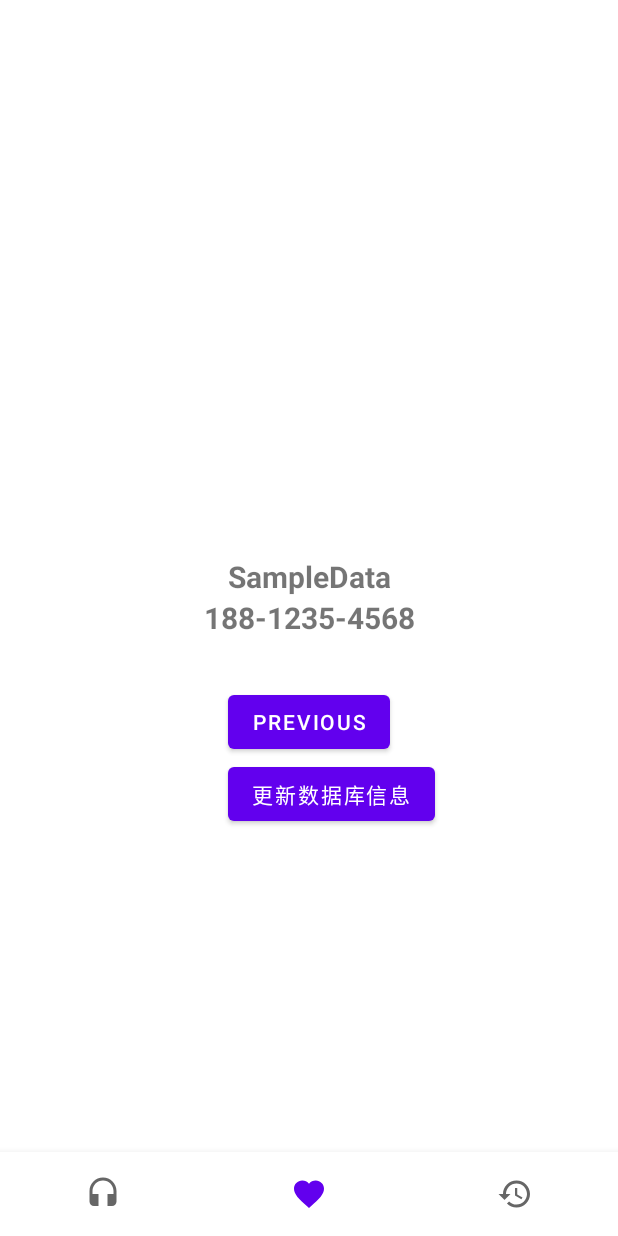
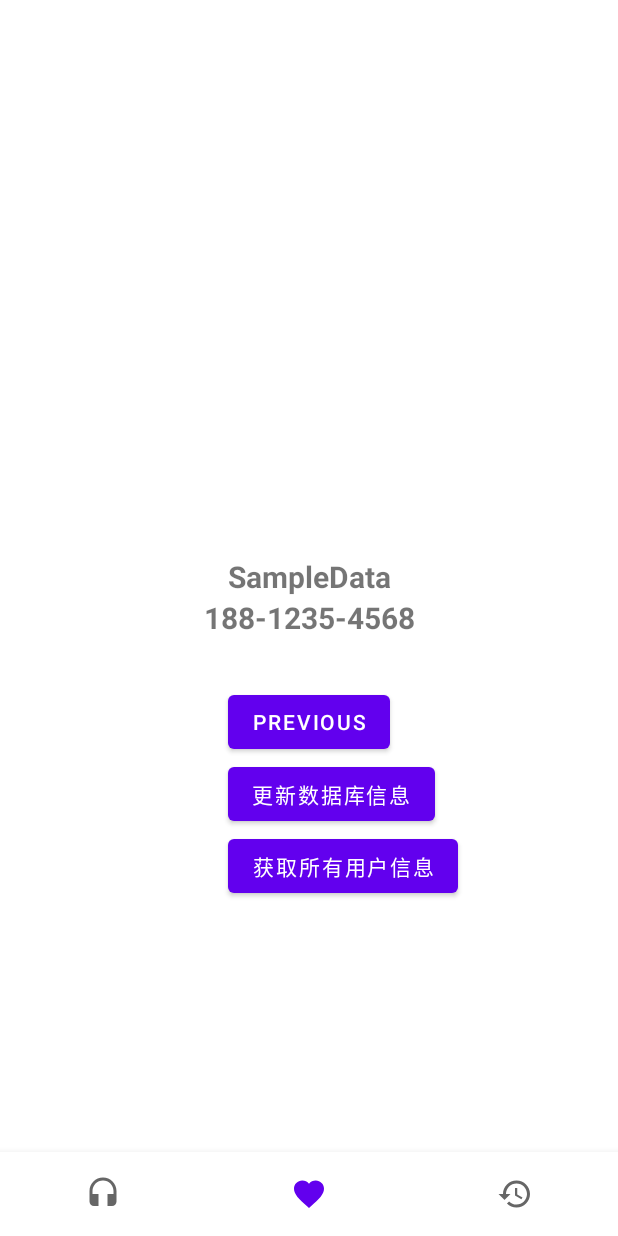
Before and after one commit to journe/AndroidTemplate, an Android app: the screen it shows after launch (MainActivity), item 2 of the bottom bar chosen, on a phone screen of 412 x 824 dp. Run offline under Robolectric (Android 15) with nearby library versions, the phone set to English and light mode, and no system bars; our stand-ins replace Dagger/Hilt's generated code, Room's generated code, navigation-ui; libraries missing offline, so code that uses them is left out: com.blankj.utilcode, com.lxj.xpopup; pictures from the network do not load; 6 statements that could not run were skipped.

```diff
--- a/app/src/main/java/tech/jour/template/common/model/db/AccountBean.kt
+++ b/app/src/main/java/tech/jour/template/common/model/db/AccountBean.kt
@@ -5,8 +5,10 @@ import androidx.room.PrimaryKey
 
 @Entity
 data class AccountBean(
-	@PrimaryKey
-	val id: Int = 0,
-	val nickname: String? = null,
+	@PrimaryKey(autoGenerate = true)
+	var id: Int,
+	var nickname: String? = null,
 	var phone: String? = null,
-)
+) {
+	constructor(name: String, pass: String) : this(0, name, pass)
+}
--- a/app/src/main/java/tech/jour/template/common/room/AppDatabase.kt
+++ b/app/src/main/java/tech/jour/template/common/room/AppDatabase.kt
@@ -16,7 +16,7 @@ import tech.jour.template.common.room.dao.AccountDao
  */
 @Database(
 	entities = [AccountBean::class],
-	version = 1,
+	version = 3,
 	exportSchema = false
 )
 @TypeConverters(Converters::class)
@@ -49,7 +49,7 @@ abstract class AppDatabase : RoomDatabase() {
 							getInstance(context).accountDao()
 								.insert(
 									AccountBean(
-										id = 0,
+										id = 1,
 										nickname = "SampleData",
 										phone = "188-1235-4568"
 									)
--- a/app/src/main/java/tech/jour/template/common/room/dao/AccountDao.kt
+++ b/app/src/main/java/tech/jour/template/common/room/dao/AccountDao.kt
@@ -16,5 +16,11 @@ interface AccountDao {
 	fun getUserByIdFlow(id: Int): Flow<AccountBean?>
 
 	@Insert(onConflict = OnConflictStrategy.REPLACE)
-	fun insert(obj: AccountBean)
+	fun insert(obj: AccountBean): Long
+
+	@Query("SELECT * FROM AccountBean WHERE rowid = :rowId")
+	fun getUserByRowId(rowId: Long): AccountBean?
+
+	@Query("SELECT * FROM AccountBean")
+	fun getAllUsers():Flow<List<AccountBean>?>
 }
--- a/app/src/main/java/tech/jour/template/module/second/SecondFragment.kt
+++ b/app/src/main/java/tech/jour/template/module/second/SecondFragment.kt
@@ -12,11 +12,14 @@ import tech.jour.template.common.coroutine.launchWithLoading
 import tech.jour.template.common.model.db.AccountBean
 import tech.jour.template.common.ui.BaseFragment
 import tech.jour.template.databinding.FragmentSecondBinding
+import tech.jour.template.module.xpop.toastCenter
 
 @AndroidEntryPoint
 class SecondFragment : BaseFragment<FragmentSecondBinding, SecondViewModel>() {
 
 	override val mViewModel: SecondViewModel by viewModels()
+
+	private var allUserList = emptyList<AccountBean>()
 
 	override fun initView() {
 		mBinding.apply {
@@ -27,7 +30,7 @@ class SecondFragment : BaseFragment<FragmentSecondBinding, SecondViewModel>() {
 				launchWithLoading {
 					mViewModel.insertDataIO(
 						AccountBean(
-							0, "testData",
+							1, "testData",
 							TimeUtils.getNowMills().toString()
 						)
 					)
@@ -40,15 +43,30 @@ class SecondFragment : BaseFragment<FragmentSecondBinding, SecondViewModel>() {
 //					)
 //				)
 			}
+			allBtn.clickDelay {
+				toastCenter(requireContext(), allUserList.toString())
+			}
 		}
 
 	}
 
 	override fun initObserve() {
+//		lifecycleScope.launch {
+//			mViewModel.getUserById(1).collectLatest {
+//				mBinding.textviewSecond.text = it?.nickname
+//				mBinding.phoneTv.text = it?.phone
+//			}
+//		}
+
 		lifecycleScope.launch {
-			mViewModel.dataFlow.collectLatest {
-				mBinding.textviewSecond.text = it?.nickname
-				mBinding.phoneTv.text = it?.phone
+			mViewModel.allUserFlow.collectLatest {
+				if (!it.isNullOrEmpty()) {
+					allUserList = it
+					allUserList.find { it.id == 1 }.apply {
+						mBinding.textviewSecond.text = this?.nickname
+						mBinding.phoneTv.text = this?.phone
+					}
+				}
 			}
 		}
 	}
--- a/app/src/main/java/tech/jour/template/module/second/SecondRepository.kt
+++ b/app/src/main/java/tech/jour/template/module/second/SecondRepository.kt
@@ -3,7 +3,6 @@ package tech.jour.template.module.second
 import tech.jour.template.base.mvvm.m.BaseRepository
 import tech.jour.template.common.model.db.AccountBean
 import tech.jour.template.common.retrofit.ApiService
-import tech.jour.template.common.room.AppDatabase
 import tech.jour.template.common.room.dao.AccountDao
 import javax.inject.Inject
 
@@ -18,9 +17,11 @@ class SecondRepository @Inject constructor() : BaseRepository() {
 	/**
 	 * 模拟获取数据
 	 */
-	fun getData() = accountDao.getUserById(0)
 
-	fun getDataFlow() = accountDao.getUserByIdFlow(0)
+	fun getDataFlow(id:Int) = accountDao.getUserByIdFlow(id)
 
 	fun insertData(bean: AccountBean) = accountDao.insert(bean)
+
+	fun getAllUsers() = accountDao.getAllUsers()
+
 }
--- a/app/src/main/java/tech/jour/template/module/second/SecondViewModel.kt
+++ b/app/src/main/java/tech/jour/template/module/second/SecondViewModel.kt
@@ -10,7 +10,8 @@ import javax.inject.Inject
 class SecondViewModel @Inject constructor(private val mRepository: SecondRepository) :
 	BaseViewModel() {
 
-	val dataFlow = mRepository.getDataFlow()
+
+	val allUserFlow = mRepository.getAllUsers()
 
 	fun insertData(bean: AccountBean) {
 		launchIO { mRepository.insertData(bean) }
@@ -18,4 +19,6 @@ class SecondViewModel @Inject constructor(private val mRepository: SecondReposit
 
 	fun insertDataIO(bean: AccountBean) = mRepository.insertData(bean)
 
+	fun getUserById(i: Int) = mRepository.getDataFlow(i)
+
 }
--- a/app/src/main/res/layout/fragment_second.xml
+++ b/app/src/main/res/layout/fragment_second.xml
@@ -48,4 +48,12 @@
       app:layout_constraintStart_toStartOf="@+id/button_second"
       app:layout_constraintTop_toBottomOf="@+id/button_second"
       />
+  <Button
+      android:id="@+id/allBtn"
+      android:layout_width="wrap_content"
+      android:layout_height="wrap_content"
+      android:text="获取所有用户信息"
+      app:layout_constraintStart_toStartOf="@+id/updateBtn"
+      app:layout_constraintTop_toBottomOf="@+id/updateBtn"
+      />
 </androidx.constraintlayout.widget.ConstraintLayout>
--- a/app/src/main/res/values/strings.xml
+++ b/app/src/main/res/values/strings.xml
@@ -12,7 +12,8 @@
     <!-- Strings related to login -->
     <string name="prompt_email">Email</string>
     <string name="prompt_password">Password</string>
-    <string name="action_sign_in">Sign in or register</string>
+    <string name="action_sign_in">Sign in</string>
+    <string name="action_register">register</string>
     <string name="action_sign_in_short">Sign in</string>
     <string name="welcome">"Welcome!"</string>
     <string name="invalid_username">Not a valid username</string>
```
Also changed, not shown: app/src/main/java/tech/jour/template/module/login/data/LoginDataSource.kt (+20 -0 lines), app/src/main/java/tech/jour/template/module/login/data/LoginRepository.kt (+11 -0 lines), app/src/main/java/tech/jour/template/module/login/ui/login/LoginFragment.kt (+12 -2 lines), app/src/main/java/tech/jour/template/module/login/ui/login/LoginViewModel.kt (+14 -0 lines), app/src/main/res/layout/fragment_login.xml (+15 -4 lines).
